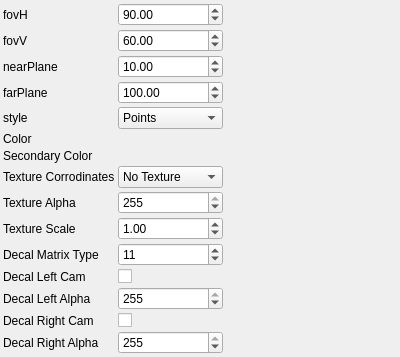
Above: utils/3d/generated/draw3dCameraParametersControlWidget.ui from PimenovAlexander/corecvs before the change. Below: the same form after it.
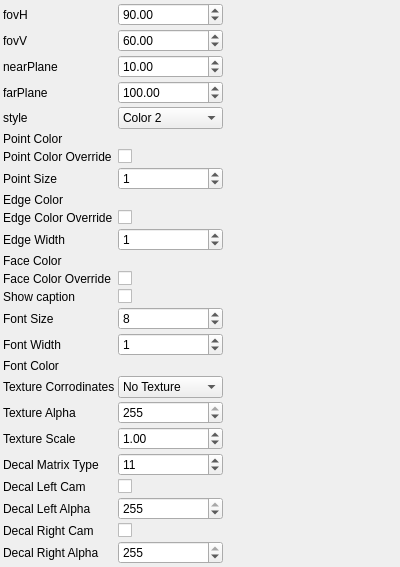
That is the form after the change. Custom widgets are drawn as their Qt base class.

Diff of the .ui file:
```diff
--- a/utils/3d/generated/draw3dCameraParametersControlWidget.ui
+++ b/utils/3d/generated/draw3dCameraParametersControlWidget.ui
@@ -134,7 +134,7 @@
     <item row="4" column="1">
      <widget class="QComboBox" name="styleComboBox">
        <property name="currentIndex">
-         <number>0</number>
+         <number>3</number>
        </property>
        <item>
         <property name="text">
@@ -169,7 +169,7 @@
     <item row="5" column="0">
      <widget class="QLabel" name="label_5">
        <property name="text">
-         <string>Color</string>
+         <string>Point Color</string>
        </property>
      </widget>
     </item>
@@ -183,12 +183,12 @@
     <item row="6" column="0">
      <widget class="QLabel" name="label_6">
        <property name="text">
-         <string>Secondary Color</string>
+         <string>Point Color Override</string>
        </property>
      </widget>
     </item>
     <item row="6" column="1">
-     <widget class="RgbColorParametersControlWidget" name="secondaryColorControlWidget">
+     <widget class="QCheckBox" name="pointColorOverrideCheckBox">
        <property name="toolTip">
          <string>Secondary Color</string>
        </property>
@@ -197,96 +197,66 @@
     <item row="7" column="0">
      <widget class="QLabel" name="label_7">
        <property name="text">
-         <string>Texture Corrodinates</string>
+         <string>Point Size</string>
        </property>
      </widget>
     </item>
     <item row="7" column="1">
-     <widget class="QComboBox" name="textureCorrodinatesComboBox">
-       <property name="currentIndex">
-         <number>0</number>
-       </property>
-       <item>
-        <property name="text">
-         <string>No Texture</string>
-        </property>
-       </item>
-       <item>
-        <property name="text">
-         <string>Auto Decide</string>
-        </property>
-       </item>
-       <item>
-        <property name="text">
-         <string>Force Texture</string>
-        </property>
-       </item>
+     <widget class="QSpinBox" name="pointSizeSpinBox">
        <property name="toolTip">
-         <string>Texture Corrodinates</string>
+         <string>Point Size</string>
+       </property>
+       <property name="minimum">
+        <number>0</number>
+       </property>
+       <property name="maximum">
+        <number>255</number>
+       </property>
+       <property name="singleStep">
+        <number>1</number>
+       </property>
+       <property name="value">
+        <number>1</number>
        </property>
      </widget>
     </item>
     <item row="8" column="0">
      <widget class="QLabel" name="label_8">
        <property name="text">
-         <string>Texture Alpha</string>
+         <string>Edge Color</string>
        </property>
      </widget>
     </item>
     <item row="8" column="1">
-     <widget class="QSpinBox" name="textureAlphaSpinBox">
+     <widget class="RgbColorParametersControlWidget" name="edgeColorControlWidget">
        <property name="toolTip">
-         <string>Texture Alpha</string>
-       </property>
-       <property name="minimum">
-        <number>0</number>
-       </property>
-       <property name="maximum">
-        <number>255</number>
-       </property>
-       <property name="singleStep">
-        <number>1</number>
-       </property>
-       <property name="value">
-        <number>255</number>
+         <string>Edge Color</string>
        </property>
      </widget>
     </item>
     <item row="9" column="0">
      <widget class="QLabel" name="label_9">
        <property name="text">
-         <string>Texture Scale</string>
+         <string>Edge Color Override</string>
        </property>
      </widget>
     </item>
     <item row="9" column="1">
-     <widget class="QDoubleSpinBox" name="textureScaleSpinBox">
+     <widget class="QCheckBox" name="edgeColorOverrideCheckBox">
        <property name="toolTip">
-         <string>Texture Scale</string>
-       </property>
-       <property name="minimum">
-        <double>0</double>
-       </property>
-       <property name="maximum">
-        <double>2000</double>
-       </property>
-       <property name="singleStep">
-        <double>1</double>
-       </property>
-       <property name="value">
-        <double>1</double>
+         <string>Edge Color Override</string>
        </property>
      </widget>
     </item>
     <item row="10" column="0">
      <widget class="QLabel" name="label_10">
        <property name="text">
-         <string>Decal Matrix Type</string>
+         <string>Edge Width</string>
        </property>
      </widget>
     </item>
     <item row="10" column="1">
-     <widget class="QSpinBox" name="decalMatrixTypeSpinBox">
+     <widget class="QSpinBox" name="edgeWidthSpinBox">
        <property name="toolTip">
          <string>Decal Matrix Type</string>
        </property>
@@ -294,25 +264,25 @@
         <number>0</number>
        </property>
        <property name="maximum">
-        <number>19</number>
+        <number>255</number>
        </property>
        <property name="singleStep">
         <number>1</number>
        </property>
        <property name="value">
-        <number>11</number>
+        <number>1</number>
        </property>
      </widget>
     </item>
     <item row="11" column="0">
      <widget class="QLabel" name="label_11">
        <property name="text">
-         <string>Decal Left Cam</string>
+         <string>Face Color</string>
        </property>
      </widget>
     </item>
     <item row="11" column="1">
-     <widget class="QCheckBox" name="decalLeftCamCheckBox">
+     <widget class="RgbColorParametersControlWidget" name="faceColorControlWidget">
        <property name="toolTip">
          <string>Decal Left Cam</string>
        </property>
@@ -321,38 +291,26 @@
     <item row="12" column="0">
      <widget class="QLabel" name="label_12">
        <property name="text">
-         <string>Decal Left Alpha</string>
+         <string>Face Color Override</string>
        </property>
      </widget>
     </item>
     <item row="12" column="1">
-     <widget class="QSpinBox" name="decalLeftAlphaSpinBox">
+     <widget class="QCheckBox" name="faceColorOverrideCheckBox">
        <property name="toolTip">
-         <string>Decal Left Alpha</string>
-       </property>
-       <property name="minimum">
-        <number>0</number>
-       </property>
-       <property name="maximum">
-        <number>255</number>
-       </property>
-       <property name="singleStep">
-        <number>1</number>
-       </property>
-       <property name="value">
-        <number>255</number>
+         <string>Face Color Override</string>
        </property>
      </widget>
     </item>
     <item row="13" column="0">
      <widget class="QLabel" name="label_13">
        <property name="text">
-         <string>Decal Right Cam</string>
+         <string>Show caption</string>
        </property>
      </widget>
     </item>
     <item row="13" column="1">
-     <widget class="QCheckBox" name="decalRightCamCheckBox">
+     <widget class="QCheckBox" name="showCaptionCheckBox">
        <property name="toolTip">
          <string>Decal Right Cam</string>
        </property>
@@ -361,11 +319,241 @@
     <item row="14" column="0">
      <widget class="QLabel" name="label_14">
        <property name="text">
-         <string>Decal Right Alpha</string>
+         <string>Font Size</string>
        </property>
      </widget>
     </item>
     <item row="14" column="1">
+     <widget class="QSpinBox" name="fontSizeSpinBox">
+       <property name="toolTip">
+         <string>Font Size</string>
+       </property>
+       <property name="minimum">
+        <number>0</number>
+       </property>
+       <property name="maximum">
+        <number>255</number>
+       </property>
+       <property name="singleStep">
+        <number>1</number>
+       </property>
+       <property name="value">
+        <number>8</number>
+       </property>
+     </widget>
+    </item>
+    <item row="15" column="0">
+     <widget class="QLabel" name="label_15">
+       <property name="text">
+         <string>Font Width</string>
+       </property>
+     </widget>
+    </item>
+    <item row="15" column="1">
+     <widget class="QSpinBox" name="fontWidthSpinBox">
+       <property name="toolTip">
+         <string>Font Width</string>
+       </property>
+       <property name="minimum">
+        <number>0</number>
+       </property>
+       <property name="maximum">
+        <number>255</number>
+       </property>
+       <property name="singleStep">
+        <number>1</number>
+       </property>
+       <property name="value">
+        <number>1</number>
+       </property>
+     </widget>
+    </item>
+    <item row="16" column="0">
+     <widget class="QLabel" name="label_16">
+       <property name="text">
+         <string>Font Color</string>
+       </property>
+     </widget>
+    </item>
+    <item row="16" column="1">
+     <widget class="RgbColorParametersControlWidget" name="fontColorControlWidget">
+       <property name="toolTip">
+         <string>Font Color</string>
+       </property>
+     </widget>
+    </item>
+    <item row="17" column="0">
+     <widget class="QLabel" name="label_17">
+       <property name="text">
+         <string>Texture Corrodinates</string>
+       </property>
+     </widget>
+    </item>
+    <item row="17" column="1">
+     <widget class="QComboBox" name="textureCorrodinatesComboBox">
+       <property name="currentIndex">
+         <number>0</number>
+       </property>
+       <item>
+        <property name="text">
+         <string>No Texture</string>
+        </property>
+       </item>
+       <item>
+        <property name="text">
+         <string>Auto Decide</string>
+        </property>
+       </item>
+       <item>
+        <property name="text">
+         <string>Force Texture</string>
+        </property>
+       </item>
+       <property name="toolTip">
+         <string>Texture Corrodinates</string>
+       </property>
+     </widget>
+    </item>
+    <item row="18" column="0">
+     <widget class="QLabel" name="label_18">
+       <property name="text">
+         <string>Texture Alpha</string>
+       </property>
+     </widget>
+    </item>
+    <item row="18" column="1">
+     <widget class="QSpinBox" name="textureAlphaSpinBox">
+       <property name="toolTip">
+         <string>Texture Alpha</string>
+       </property>
+       <property name="minimum">
+        <number>0</number>
+       </property>
+       <property name="maximum">
+        <number>255</number>
+       </property>
+       <property name="singleStep">
+        <number>1</number>
+       </property>
+       <property name="value">
+        <number>255</number>
+       </property>
+     </widget>
+    </item>
+    <item row="19" column="0">
+     <widget class="QLabel" name="label_19">
+       <property name="text">
+         <string>Texture Scale</string>
+       </property>
+     </widget>
+    </item>
+    <item row="19" column="1">
+     <widget class="QDoubleSpinBox" name="textureScaleSpinBox">
+       <property name="toolTip">
+         <string>Texture Scale</string>
+       </property>
+       <property name="minimum">
+        <double>0</double>
+       </property>
+       <property name="maximum">
+        <double>2000</double>
+       </property>
+       <property name="singleStep">
+        <double>1</double>
+       </property>
+       <property name="value">
+        <double>1</double>
+       </property>
+     </widget>
+    </item>
+    <item row="20" column="0">
+     <widget class="QLabel" name="label_20">
+       <property name="text">
+         <string>Decal Matrix Type</string>
+       </property>
+     </widget>
+    </item>
+    <item row="20" column="1">
+     <widget class="QSpinBox" name="decalMatrixTypeSpinBox">
+       <property name="toolTip">
+         <string>Decal Matrix Type</string>
+       </property>
+       <property name="minimum">
+        <number>0</number>
+       </property>
+       <property name="maximum">
+        <number>19</number>
+       </property>
+       <property name="singleStep">
+        <number>1</number>
+       </property>
+       <property name="value">
+        <number>11</number>
+       </property>
+     </widget>
+    </item>
+    <item row="21" column="0">
+     <widget class="QLabel" name="label_21">
+       <property name="text">
+         <string>Decal Left Cam</string>
+       </property>
+     </widget>
+    </item>
+    <item row="21" column="1">
+     <widget class="QCheckBox" name="decalLeftCamCheckBox">
+       <property name="toolTip">
+         <string>Decal Left Cam</string>
+       </property>
+     </widget>
+    </item>
+    <item row="22" column="0">
+     <widget class="QLabel" name="label_22">
+       <property name="text">
+         <string>Decal Left Alpha</string>
+       </property>
+     </widget>
+    </item>
+    <item row="22" column="1">
+     <widget class="QSpinBox" name="decalLeftAlphaSpinBox">
+       <property name="toolTip">
+         <string>Decal Left Alpha</string>
+       </property>
+       <property name="minimum">
+        <number>0</number>
+       </property>
+       <property name="maximum">
+        <number>255</number>
+       </property>
+       <property name="singleStep">
+        <number>1</number>
+       </property>
+       <property name="value">
+        <number>255</number>
+       </property>
+     </widget>
+    </item>
+    <item row="23" column="0">
+     <widget class="QLabel" name="label_23">
+       <property name="text">
+         <string>Decal Right Cam</string>
+       </property>
+     </widget>
+    </item>
+    <item row="23" column="1">
+     <widget class="QCheckBox" name="decalRightCamCheckBox">
+       <property name="toolTip">
+         <string>Decal Right Cam</string>
+       </property>
+     </widget>
+    </item>
+    <item row="24" column="0">
+     <widget class="QLabel" name="label_24">
+       <property name="text">
+         <string>Decal Right Alpha</string>
+       </property>
+     </widget>
+    </item>
+    <item row="24" column="1">
      <widget class="QSpinBox" name="decalRightAlphaSpinBox">
        <property name="toolTip">
          <string>Decal Right Alpha</string>
@@ -384,7 +572,7 @@
        </property>
      </widget>
     </item>
-   <item row="15" column="0">
+   <item row="25" column="0">
     <spacer name="verticalSpacer">
      <property name="orientation">
       <enum>Qt::Vertical</enum>
@@ -397,7 +585,7 @@
      </property>
     </spacer>
    </item>
-   <item row="15" column="2">
+   <item row="25" column="2">
     <spacer name="horizontalSpacer">
      <property name="orientation">
       <enum>Qt::Horizontal</enum>
@@ -522,5 +710,17 @@
    <header>rgbColorParametersControlWidget.h</header>
    <container>1</container>
   </customwidget>
+  <customwidget>
+   <class>RgbColorParametersControlWidget</class>
+   <extends>QWidget</extends>
+   <header>rgbColorParametersControlWidget.h</header>
+   <container>1</container>
+  </customwidget>
+  <customwidget>
+   <class>RgbColorParametersControlWidget</class>
+   <extends>QWidget</extends>
+   <header>rgbColorParametersControlWidget.h</header>
+   <container>1</container>
+  </customwidget>
  </customwidgets>
 </ui>
```
Left out of the diff: 76 changed lines with no effect on the pictures.
